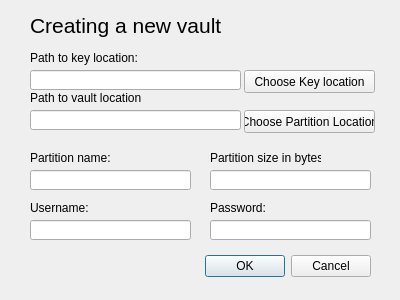
Old version of the form src/mainwindow/dialognew.ui in the repository partition-safe/partition-safe.
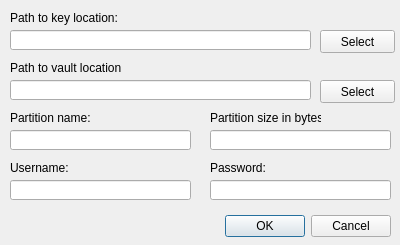
New version of the form.

Commit message: #2 - Layout fixes for DialogNew and DialogOpen - Check if no field is empty for DialogOpen - Open partition - Added comments - Code Cleanup

The edit to the form file:
```diff
--- a/src/mainwindow/dialognew.ui
+++ b/src/mainwindow/dialognew.ui
@@ -7,7 +7,7 @@
     <x>0</x>
     <y>0</y>
     <width>400</width>
-    <height>300</height>
+    <height>245</height>
    </rect>
   </property>
   <property name="windowTitle">
@@ -16,8 +16,8 @@
   <widget class="QDialogButtonBox" name="buttonBox">
    <property name="geometry">
     <rect>
-     <x>30</x>
-     <y>250</y>
+     <x>50</x>
+     <y>210</y>
      <width>341</width>
      <height>32</height>
     </rect>
@@ -32,9 +32,9 @@
   <widget class="QLineEdit" name="textKeyLoc">
    <property name="geometry">
     <rect>
-     <x>30</x>
-     <y>70</y>
-     <width>211</width>
+     <x>10</x>
+     <y>30</y>
+     <width>301</width>
      <height>20</height>
     </rect>
    </property>
@@ -42,9 +42,9 @@
   <widget class="QLineEdit" name="textPartitionLoc">
    <property name="geometry">
     <rect>
-     <x>30</x>
-     <y>110</y>
-     <width>211</width>
+     <x>10</x>
+     <y>80</y>
+     <width>301</width>
      <height>20</height>
     </rect>
    </property>
@@ -52,35 +52,41 @@
   <widget class="QPushButton" name="buttonKeyLoc">
    <property name="geometry">
     <rect>
-     <x>244</x>
-     <y>70</y>
-     <width>131</width>
+     <x>320</x>
+     <y>30</y>
+     <width>75</width>
      <height>23</height>
     </rect>
    </property>
-   <property name="text">
+   <property name="toolTip">
     <string>Choose Key location</string>
    </property>
+   <property name="text">
+    <string>Select</string>
+   </property>
   </widget>
   <widget class="QPushButton" name="buttonPartitionLoc">
    <property name="geometry">
     <rect>
-     <x>244</x>
-     <y>110</y>
-     <width>131</width>
+     <x>320</x>
+     <y>80</y>
+     <width>75</width>
      <height>23</height>
     </rect>
    </property>
-   <property name="text">
+   <property name="toolTip">
     <string>Choose Partition Location</string>
    </property>
+   <property name="text">
+    <string>Select</string>
+   </property>
   </widget>
   <widget class="QLineEdit" name="textPartitionName">
    <property name="geometry">
     <rect>
-     <x>30</x>
-     <y>170</y>
-     <width>161</width>
+     <x>10</x>
+     <y>130</y>
+     <width>181</width>
      <height>20</height>
     </rect>
    </property>
@@ -88,8 +94,8 @@
   <widget class="QLabel" name="labelPartitionName">
    <property name="geometry">
     <rect>
-     <x>30</x>
-     <y>150</y>
+     <x>10</x>
+     <y>110</y>
      <width>91</width>
      <height>16</height>
     </rect>
@@ -102,8 +108,8 @@
    <property name="geometry">
     <rect>
      <x>210</x>
-     <y>170</y>
-     <width>161</width>
+     <y>130</y>
+     <width>181</width>
      <height>20</height>
     </rect>
    </property>
@@ -112,7 +118,7 @@
    <property name="geometry">
     <rect>
      <x>210</x>
-     <y>150</y>
+     <y>110</y>
      <width>111</width>
      <height>16</height>
     </rect>
@@ -124,8 +130,8 @@
   <widget class="QLabel" name="label">
    <property name="geometry">
     <rect>
-     <x>30</x>
-     <y>50</y>
+     <x>10</x>
+     <y>10</y>
      <width>131</width>
      <height>16</height>
     </rect>
@@ -137,8 +143,8 @@
   <widget class="QLabel" name="label_2">
    <property name="geometry">
     <rect>
-     <x>30</x>
-     <y>90</y>
+     <x>10</x>
+     <y>60</y>
      <width>111</width>
      <height>16</height>
     </rect>
@@ -150,8 +156,8 @@
   <widget class="QLabel" name="label_3">
    <property name="geometry">
     <rect>
-     <x>30</x>
-     <y>200</y>
+     <x>10</x>
+     <y>160</y>
      <width>61</width>
      <height>16</height>
     </rect>
@@ -164,7 +170,7 @@
    <property name="geometry">
     <rect>
      <x>210</x>
-     <y>200</y>
+     <y>160</y>
      <width>61</width>
      <height>16</height>
     </rect>
@@ -176,9 +182,9 @@
   <widget class="QLineEdit" name="textUsername">
    <property name="geometry">
     <rect>
-     <x>30</x>
-     <y>220</y>
-     <width>161</width>
+     <x>10</x>
+     <y>180</y>
+     <width>181</width>
      <height>20</height>
     </rect>
    </property>
@@ -187,23 +193,13 @@
    <property name="geometry">
     <rect>
      <x>210</x>
-     <y>220</y>
-     <width>161</width>
+     <y>180</y>
+     <width>181</width>
      <height>20</height>
     </rect>
    </property>
-  </widget>
-  <widget class="QLabel" name="label_5">
-   <property name="geometry">
-    <rect>
-     <x>30</x>
-     <y>10</y>
-     <width>211</width>
-     <height>31</height>
-    </rect>
-   </property>
-   <property name="text">
-    <string>&lt;html&gt;&lt;head/&gt;&lt;body&gt;&lt;p&gt;&lt;span style=&quot; font-size:16pt;&quot;&gt;Creating a new vault&lt;/span&gt;&lt;/p&gt;&lt;/body&gt;&lt;/html&gt;</string>
+   <property name="echoMode">
+    <enum>QLineEdit::Password</enum>
    </property>
   </widget>
  </widget>
```
Left out of the diff: 5 changed lines with no effect on the pictures. The commit also changes 6 other files.
